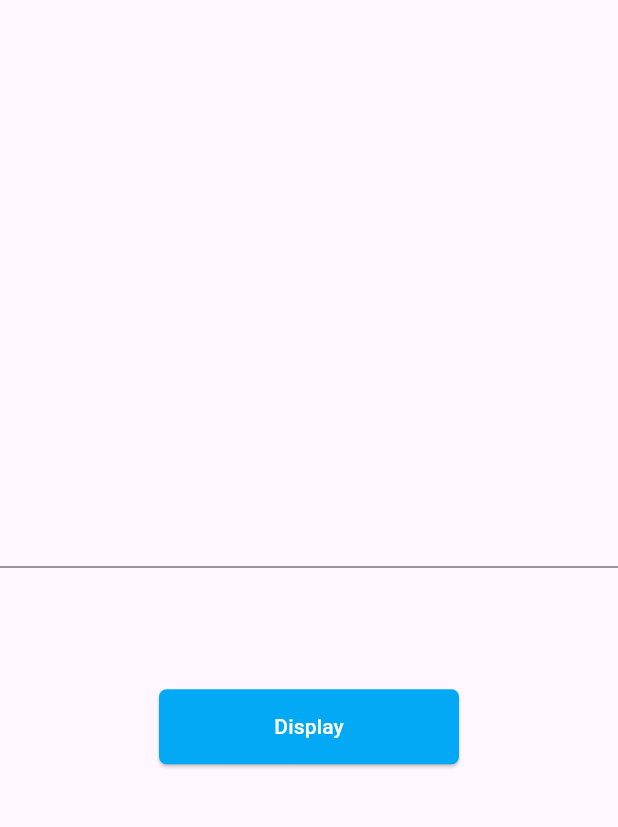
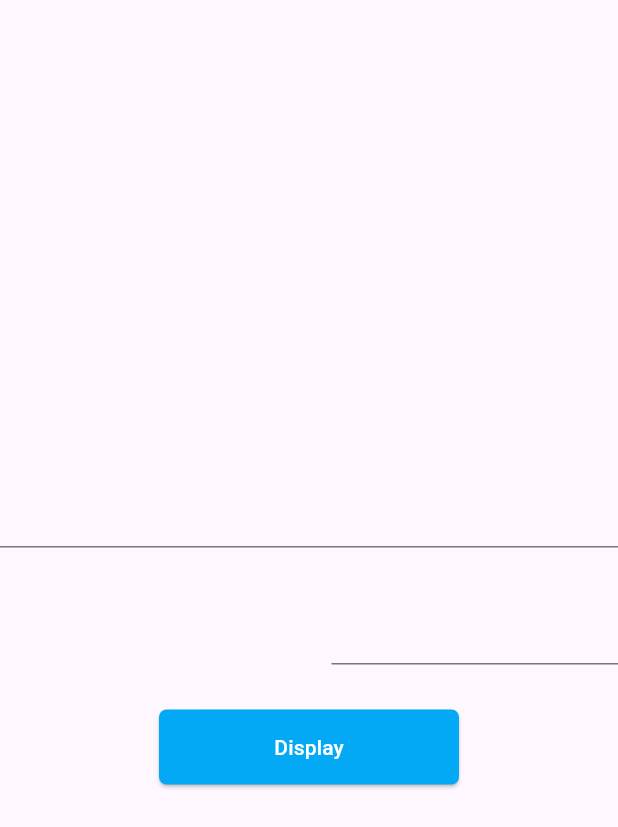
Before and after one commit to PLE-Eguchi/06_flutter, a Flutter app: the screen it shows after launch, on a phone screen of 412 x 824 dp. Shown: the top 827 px of the screen. Run offline on Flutter 3.47's test engine with Material 3 defaults, Android fonts, the phone set to English and light mode, and no system bars.

Commit message:
[p008]テキストへの入力値設定追加

```diff
--- a/p008/lib/main.dart
+++ b/p008/lib/main.dart
@@ -38,7 +38,18 @@ class _MyDispState extends State<MyDisp> {
       const Padding(padding: EdgeInsets.all(8.0)),
       MyText(myController: myController),
       const SizedBox(height: 30),
-      MyLabel(inputValue: inputValue),
+      Row(
+        mainAxisAlignment: MainAxisAlignment.center,
+        children: [
+          Expanded(child: MyLabel(inputValue: inputValue)),
+          const SizedBox(width: 30),
+          Expanded(
+            child: TextField(
+              controller: TextEditingController(text: inputValue),
+            ),
+          ),
+        ],
+      ),
       const SizedBox(height: 30),
       MyButton(
         onPressed: () {
```
